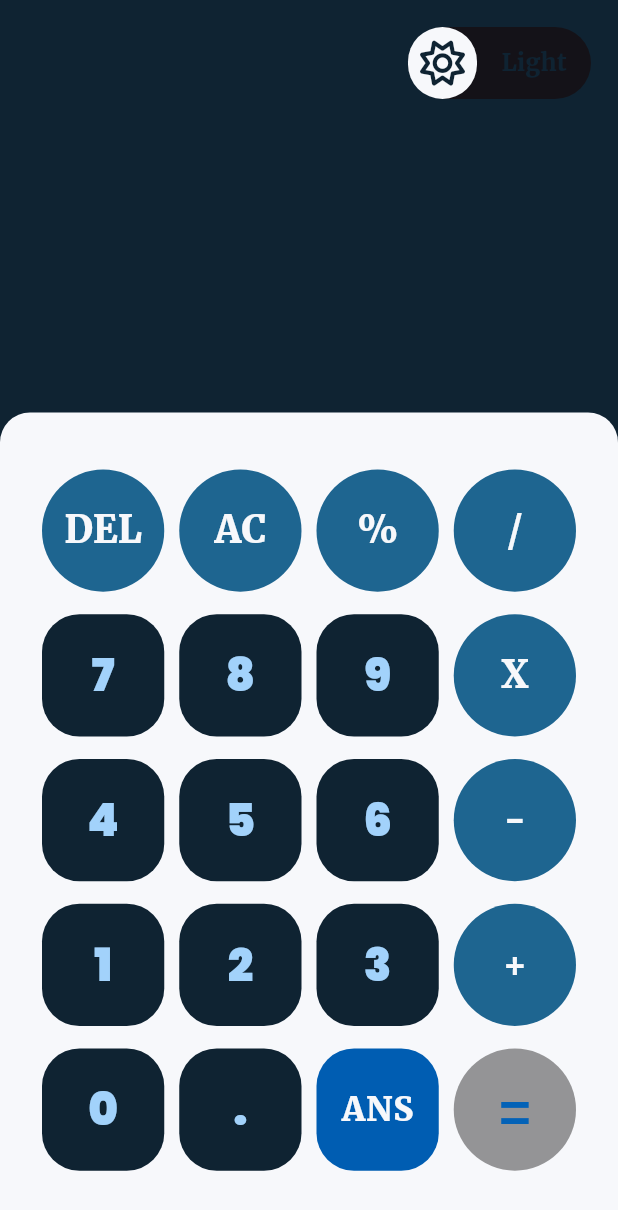
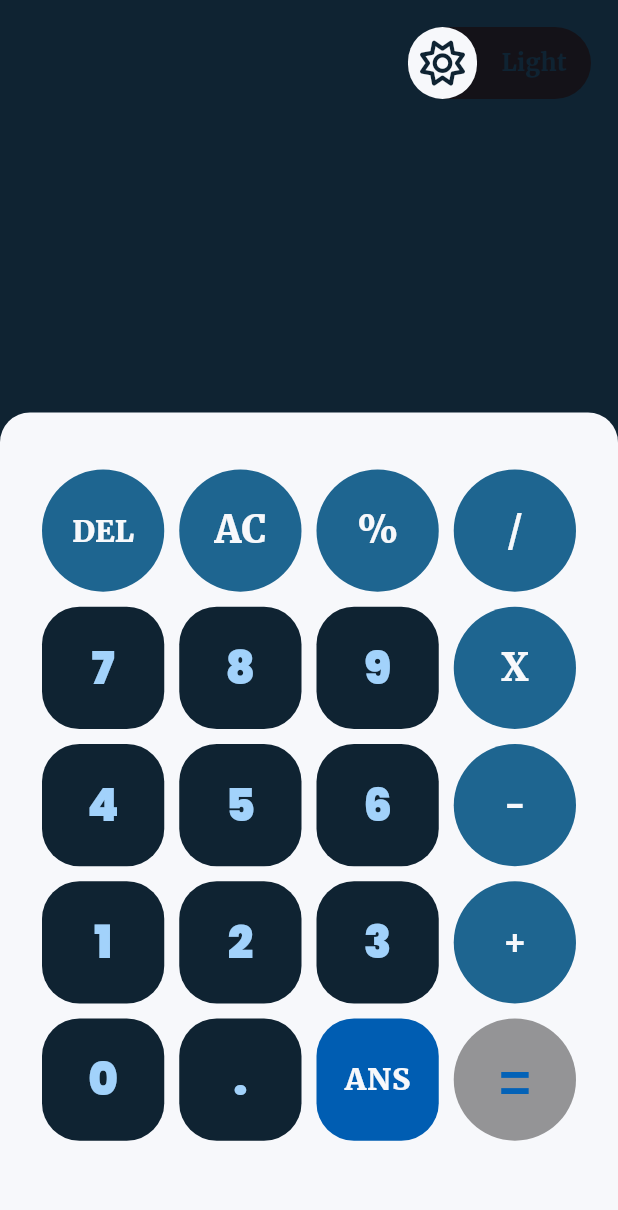
Before and after one commit to esraa-mohamad/calculator-app, a Flutter app: the screen it shows after launch, on a phone screen of 412 x 824 dp. Shown: the top 1210 px of the screen. Run offline on Flutter 3.47's test engine with Material 3 defaults, Android fonts, the phone set to English and light mode, and no system bars; drawn by our look-alikes of animated_toggle_switch; our stand-ins replace font_awesome_flutter, go_router, lottie; missing offline and left inert: expressions.

Commit message:
edit in ui

```diff
--- a/lib/presentation/widgets/calculator_section.dart
+++ b/lib/presentation/widgets/calculator_section.dart
@@ -29,10 +29,11 @@ class CalculatorSection extends StatelessWidget {
               crossAxisCount: 4,
               padding: const EdgeInsets.all(20),
               crossAxisSpacing: 10,
-              mainAxisSpacing: 15,
+              mainAxisSpacing: 10,
               children:  [
                 CircleShape(
                   text: 'DEL',
+                  fontSize: FontSize.s20,
                   onPressed: ()=> calculatorProvider.buttonPressed('DEL'),
                 ),
                 CircleShape(
@@ -105,7 +106,7 @@ class CalculatorSection extends StatelessWidget {
                 ),
                 SquareShape(
                   text: 'ANS',
-                  fontSize: FontSize.s22,
+                  fontSize: FontSize.s20,
                   fontFamily: FontFamilyManager.textFont,
                   colorText: ColorManager.white,
                   colorShape: ColorManager.blue,
```
